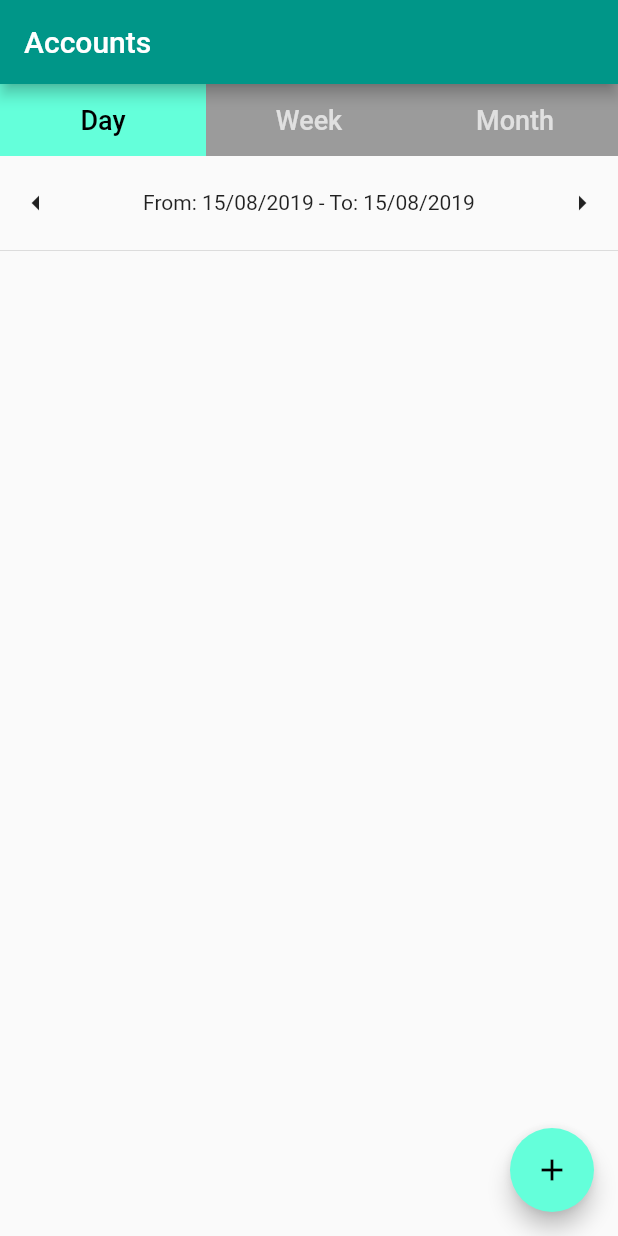
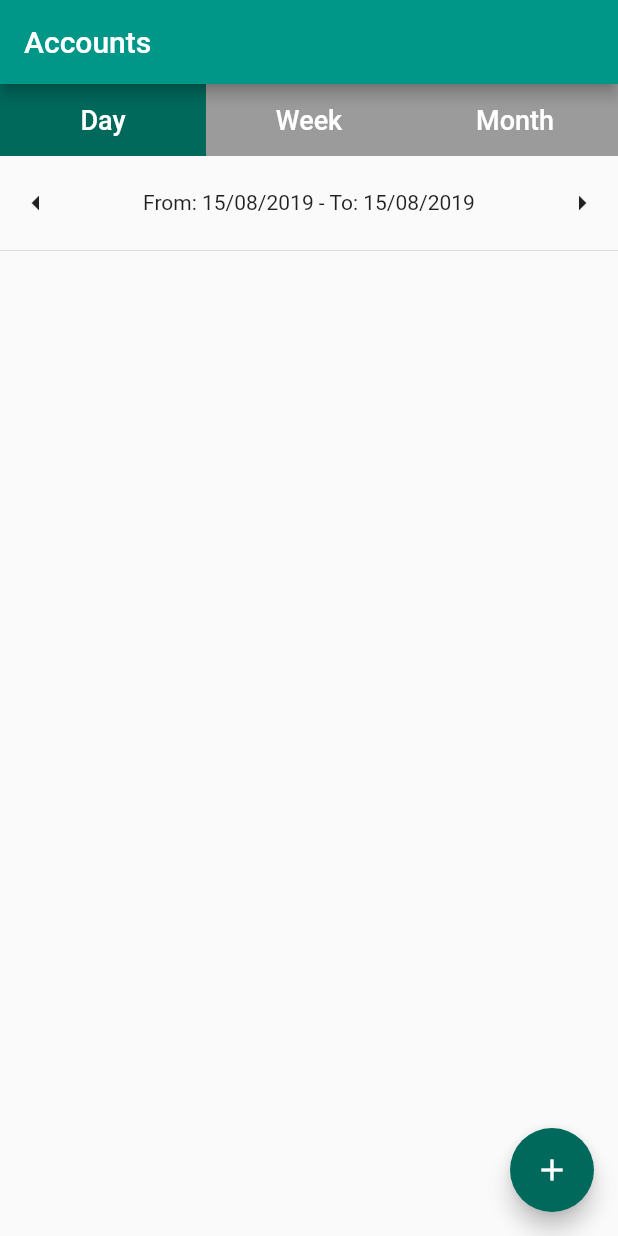
Before and after one commit to felixssimoes/myxpenses-flutter, a Flutter app: the screen it shows after launch, on a phone screen of 412 x 824 dp. Run offline on Flutter 3.47's test engine with Material 2 defaults, Android fonts, the phone set to English and light mode, and no system bars.

Commit message:
tweeks colors and removes not used import

```diff
--- a/lib/main.dart
+++ b/lib/main.dart
@@ -23,7 +23,7 @@ class MyApp extends StatelessWidget {
         title: 'myXpenses',
         theme: ThemeData(
           primarySwatch: Colors.teal,
-          accentColor: Colors.tealAccent,
+          accentColor: Colors.teal[800],
         ),
         routes: {
           '/': (_) => AccountsListScreen(),
--- a/lib/screens/accounts/account_details.screen.dart
+++ b/lib/screens/accounts/account_details.screen.dart
@@ -2,7 +2,6 @@ import 'package:flutter/material.dart';
 import 'package:intl/intl.dart';
 import 'package:myxpenses/models/account.model.dart';
 import 'package:myxpenses/models/expense.model.dart';
-import 'package:myxpenses/providers/accounts.provider.dart';
 import 'package:myxpenses/providers/expenses.provider.dart';
 import 'package:myxpenses/widgets/accounts/account_builder.dart';
 import 'package:myxpenses/widgets/date_interval_selector.dart';
--- a/lib/screens/accounts/edit_account.screen.dart
+++ b/lib/screens/accounts/edit_account.screen.dart
@@ -28,7 +28,7 @@ class EditAccountScreen extends StatelessWidget {
           ),
           RaisedButton(
             child: Text('Delete account'),
-            color: Colors.redAccent,
+            color: Colors.red,
             textColor: Colors.white,
             onPressed: () => _onPressDeleteAccount(context, account),
           ),
--- a/lib/widgets/date_interval_selector.dart
+++ b/lib/widgets/date_interval_selector.dart
@@ -77,7 +77,7 @@ class DateIntervalSelector extends StatelessWidget {
             title,
             style: TextStyle(
               fontSize: 18,
-              color: active ? Colors.black : theme.buttonColor,
+              color: Colors.white,
             ),
           ),
           onPressed: onPressed,
```
